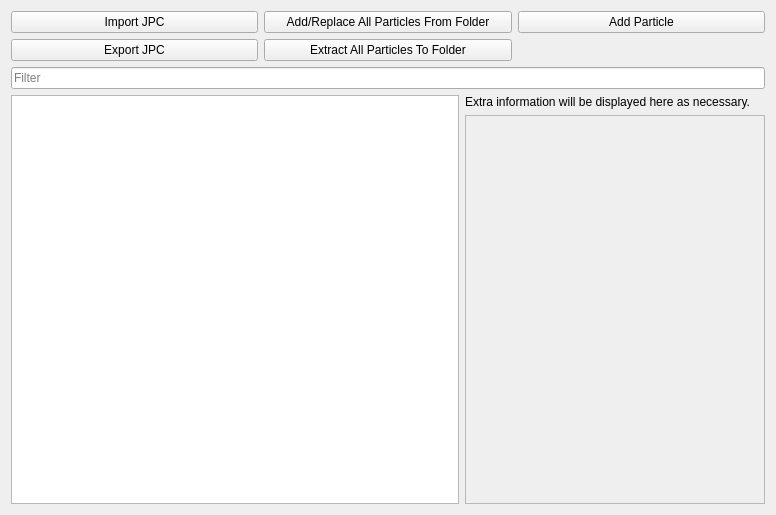
Above: gcft_ui/jpc_tab.ui from LagoLunatic/GCFT before the change. Below: the same form after it.
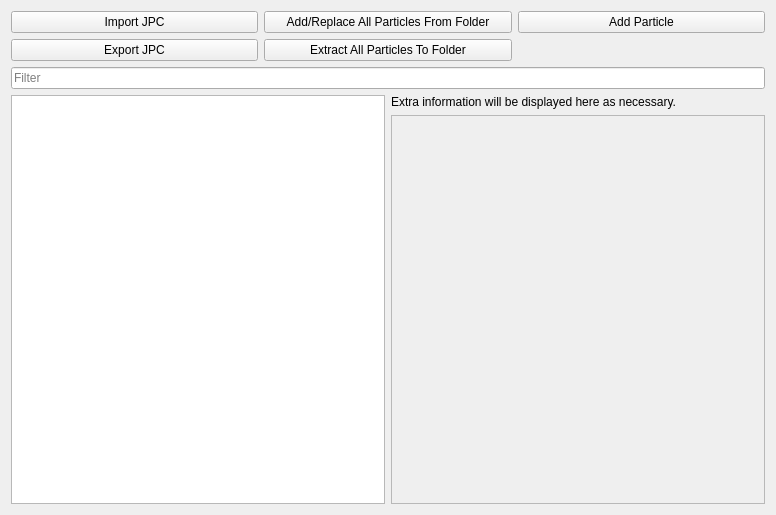
That is the form after the change.

Commit message: JPC tab: Add support for editing ESP1 chunk, various small improvements

What changed in the file:
```diff
--- a/gcft_ui/jpc_tab.ui
+++ b/gcft_ui/jpc_tab.ui
@@ -80,7 +80,7 @@
       <widget class="QWidget" name="jpc_sidebar" native="true">
        <property name="maximumSize">
         <size>
-         <width>300</width>
+         <width>450</width>
          <height>16777215</height>
         </size>
        </property>
@@ -114,7 +114,7 @@
             <rect>
              <x>0</x>
              <y>0</y>
-             <width>298</width>
+             <width>373</width>
              <height>377</height>
             </rect>
            </property>
```
The commit also changes 2 other files.
